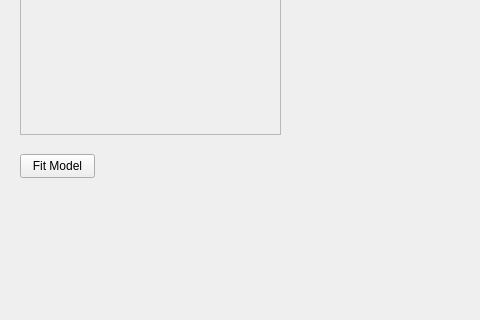
Above: src/WhiskerToolbox/ML_Widget/ML_Widget.ui from paulmthompson/WhiskerToolbox before the change; both pictures show x 0 to 480 and y 366 to 686 of the 632 by 686 pixel window. Below: the same form after it.
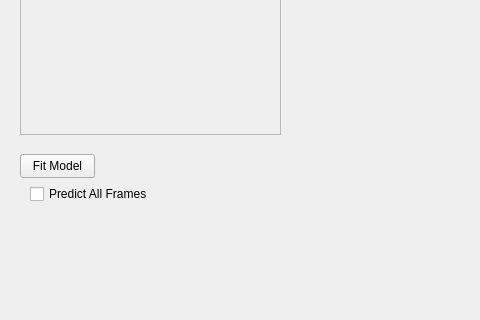
That is the form after the change. Custom widgets are drawn as their Qt base class.

Commit message: Can extend intervals to include current frame

What changed in the file:
```diff
--- a/src/WhiskerToolbox/ML_Widget/ML_Widget.ui
+++ b/src/WhiskerToolbox/ML_Widget/ML_Widget.ui
@@ -150,6 +150,19 @@
      <string>Fit Model</string>
     </property>
    </widget>
+   <widget class="QCheckBox" name="predict_all_check">
+    <property name="geometry">
+     <rect>
+      <x>30</x>
+      <y>550</y>
+      <width>151</width>
+      <height>20</height>
+     </rect>
+    </property>
+    <property name="text">
+     <string>Predict All Frames</string>
+    </property>
+   </widget>
   </widget>
   <widget class="QMenuBar" name="menubar">
    <property name="geometry">
```
The commit also changes 6 other files.
